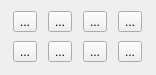
pencil2d/pencil, file app/ui/displayoption.ui: the form before one commit.
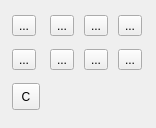
The form after the commit. Icons and pictures are not drawn.

Commit message: added button to toggle camera visibility

What changed in the file:
```diff
--- a/app/ui/displayoption.ui
+++ b/app/ui/displayoption.ui
@@ -7,7 +7,7 @@
     <x>0</x>
     <y>0</y>
     <width>156</width>
-    <height>75</height>
+    <height>128</height>
    </rect>
   </property>
   <property name="windowTitle">
@@ -237,6 +237,40 @@
      </property>
     </widget>
    </item>
+   <item row="2" column="0">
+    <widget class="QToolButton" name="cameraBorderButton">
+     <property name="minimumSize">
+      <size>
+       <width>28</width>
+       <height>27</height>
+      </size>
+     </property>
+     <property name="baseSize">
+      <size>
+       <width>28</width>
+       <height>27</height>
+      </size>
+     </property>
+     <property name="toolTip">
+      <string>Camera border</string>
+     </property>
+     <property name="autoFillBackground">
+      <bool>false</bool>
+     </property>
+     <property name="text">
+      <string>C</string>
+     </property>
+     <property name="iconSize">
+      <size>
+       <width>28</width>
+       <height>27</height>
+      </size>
+     </property>
+     <property name="checkable">
+      <bool>true</bool>
+     </property>
+    </widget>
+   </item>
   </layout>
  </widget>
  <resources>
```
Left out of the diff: 144 changed lines with no effect on the pictures. The commit also changes 14 other files.
